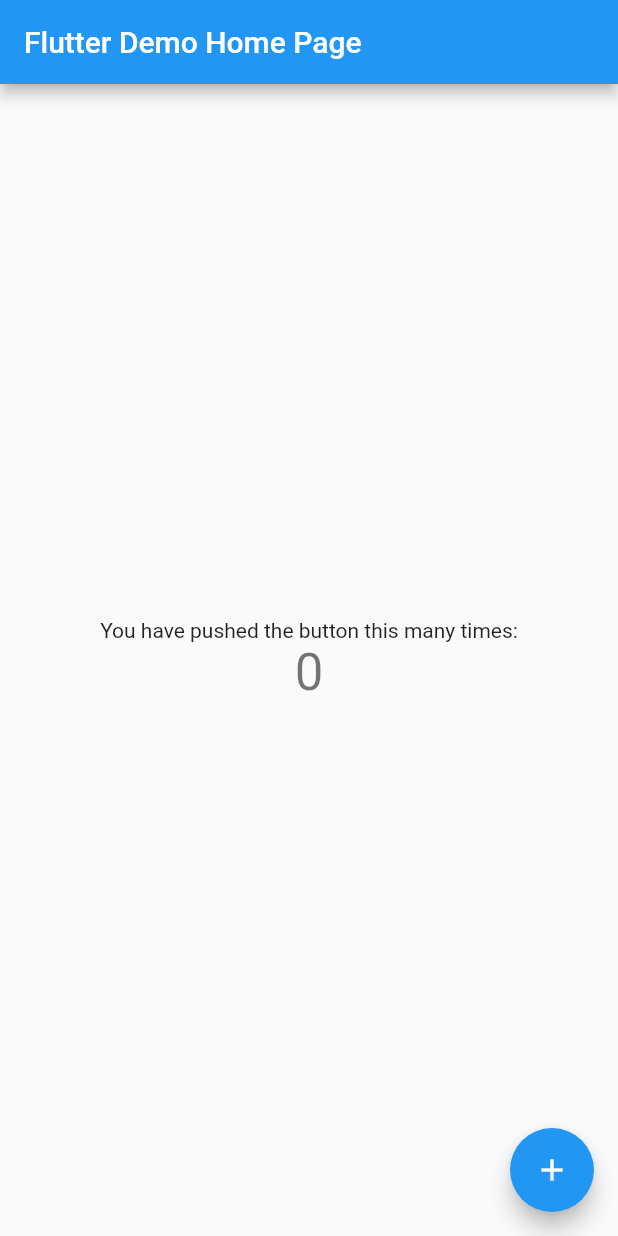
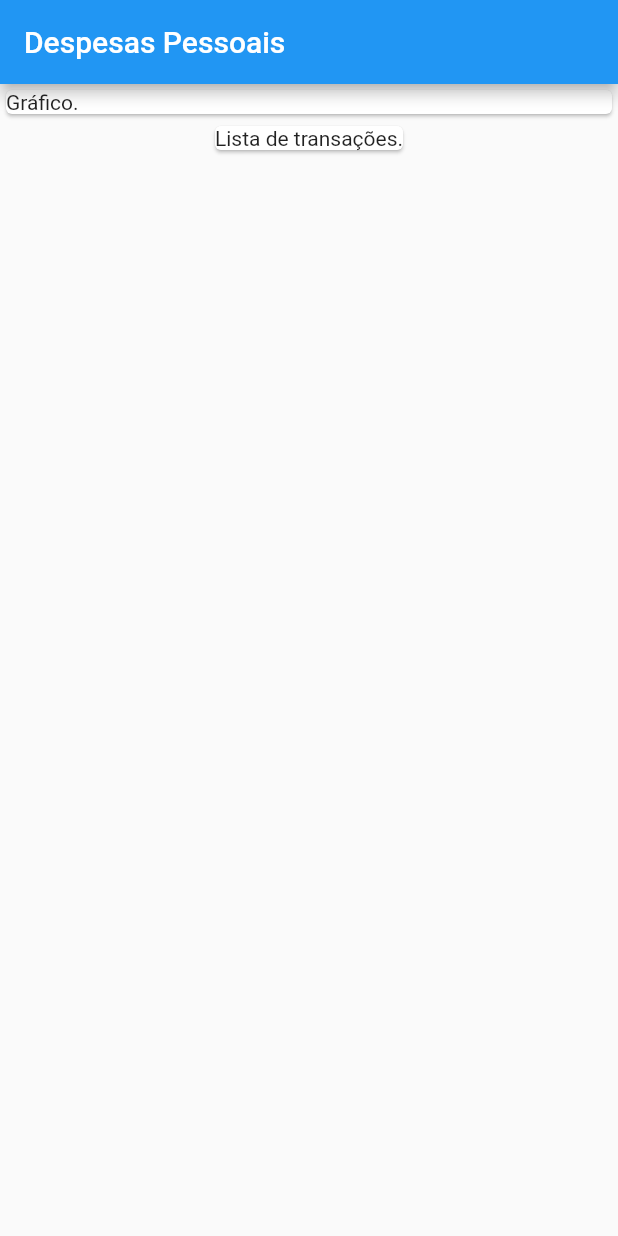
Before and after one commit to mateusPrintf/flutter, a Flutter app: the screen it shows after launch, on a phone screen of 412 x 824 dp. Run offline on Flutter 3.47's test engine with Material 2 defaults, Android fonts, the phone set to English and light mode, and no system bars.

Commit message:
Apagando o código inicial e construindo a tela.

```diff
--- a/expenses/lib/main.dart
+++ b/expenses/lib/main.dart
@@ -1,117 +1,34 @@
 import 'package:flutter/material.dart';
+import 'package:flutter/src/widgets/container.dart';
 
-void main() {
-  runApp(MyApp());
-}
+main() => runApp(ExpensesApp());
 
-class MyApp extends StatelessWidget {
-  // This widget is the root of your application.
+class ExpensesApp extends StatelessWidget {
   @override
   Widget build(BuildContext context) {
-    return MaterialApp(
-      title: 'Flutter Demo',
-      theme: ThemeData(
-        // This is the theme of your application.
-        //
-        // Try running your application with "flutter run". You'll see the
-        // application has a blue toolbar. Then, without quitting the app, try
-        // changing the primarySwatch below to Colors.green and then invoke
-        // "hot reload" (press "r" in the console where you ran "flutter run",
-        // or simply save your changes to "hot reload" in a Flutter IDE).
-        // Notice that the counter didn't reset back to zero; the application
-        // is not restarted.
-        primarySwatch: Colors.blue,
-        // This makes the visual density adapt to the platform that you run
-        // the app on. For desktop platforms, the controls will be smaller and
-        // closer together (more dense) than on mobile platforms.
-        visualDensity: VisualDensity.adaptivePlatformDensity,
-      ),
-      home: MyHomePage(title: 'Flutter Demo Home Page'),
-    );
+    return MaterialApp(home: MyHomePage());
   }
 }
 
-class MyHomePage extends StatefulWidget {
-  MyHomePage({Key key, this.title}) : super(key: key);
-
-  // This widget is the home page of your application. It is stateful, meaning
-  // that it has a State object (defined below) that contains fields that affect
-  // how it looks.
-
-  // This class is the configuration for the state. It holds the values (in this
-  // case the title) provided by the parent (in this case the App widget) and
-  // used by the build method of the State. Fields in a Widget subclass are
-  // always marked "final".
-
-  final String title;
-
-  @override
-  _MyHomePageState createState() => _MyHomePageState();
-}
-
-class _MyHomePageState extends State<MyHomePage> {
-  int _counter = 0;
-
-  void _incrementCounter() {
-    setState(() {
-      // This call to setState tells the Flutter framework that something has
-      // changed in this State, which causes it to rerun the build method below
-      // so that the display can reflect the updated values. If we changed
-      // _counter without calling setState(), then the build method would not be
-      // called again, and so nothing would appear to happen.
-      _counter++;
-    });
-  }
-
+class MyHomePage extends StatelessWidget {
   @override
   Widget build(BuildContext context) {
-    // This method is rerun every time setState is called, for instance as done
-    // by the _incrementCounter method above.
-    //
-    // The Flutter framework has been optimized to make rerunning build methods
-    // fast, so that you can just rebuild anything that needs updating rather
-    // than having to individually change instances of widgets.
     return Scaffold(
-      appBar: AppBar(
-        // Here we take the value from the MyHomePage object that was created by
-        // the App.build method, and use it to set our appbar title.
-        title: Text(widget.title),
-      ),
-      body: Center(
-        // Center is a layout widget. It takes a single child and positions it
-        // in the middle of the parent.
-        child: Column(
-          // Column is also a layout widget. It takes a list of children and
-          // arranges them vertically. By default, it sizes itself to fit its
-          // children horizontally, and tries to be as tall as its parent.
-          //
-          // Invoke "debug painting" (press "p" in the console, choose the
-          // "Toggle Debug Paint" action from the Flutter Inspector in Android
-          // Studio, or the "Toggle Debug Paint" command in Visual Studio Code)
-          // to see the wireframe for each widget.
-          //
-          // Column has various properties to control how it sizes itself and
-          // how it positions its children. Here we use mainAxisAlignment to
-          // center the children vertically; the main axis here is the vertical
-          // axis because Columns are vertical (the cross axis would be
-          // horizontal).
-          mainAxisAlignment: MainAxisAlignment.center,
+        appBar: AppBar(title: Text('Despesas Pessoais')),
+        body: Column(
           children: <Widget>[
-            Text(
-              'You have pushed the button this many times:',
+            Container(
+              width: double.infinity,
+
+              child: Card(
+                child: Text('Gráfico.')
+              ),
+
             ),
-            Text(
-              '$_counter',
-              style: Theme.of(context).textTheme.headline4,
-            ),
-          ],
-        ),
-      ),
-      floatingActionButton: FloatingActionButton(
-        onPressed: _incrementCounter,
-        tooltip: 'Increment',
-        child: Icon(Icons.add),
-      ), // This trailing comma makes auto-formatting nicer for build methods.
-    );
+            Card(
+              child: Text('Lista de transações.')
+            )
+          ]
+        ));
   }
 }
```
